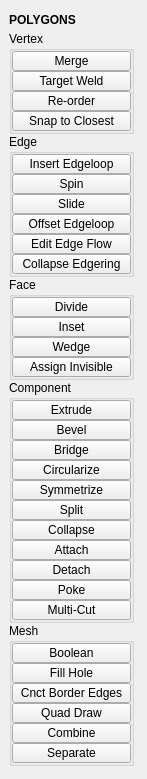
This is tentacle/ui/polygons.ui in m3trik/tentacle as Qt 5 draws it before an edit. The edited form follows.
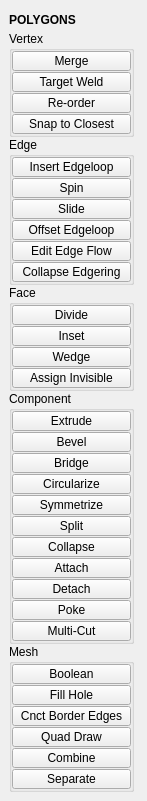
This is the edited form. Custom widgets are drawn as their Qt base class.

The edit to the form file:
```diff
--- a/tentacle/ui/polygons.ui
+++ b/tentacle/ui/polygons.ui
@@ -96,7 +96,7 @@
         </property>
         <layout class="QVBoxLayout" name="verticalLayout_5">
          <property name="spacing">
-          <number>0</number>
+          <number>1</number>
          </property>
          <property name="leftMargin">
           <number>0</number>
@@ -299,7 +299,7 @@
         </property>
         <layout class="QVBoxLayout" name="verticalLayout_7">
          <property name="spacing">
-          <number>0</number>
+          <number>1</number>
          </property>
          <property name="leftMargin">
           <number>0</number>
@@ -764,7 +764,7 @@
         </property>
         <layout class="QVBoxLayout" name="verticalLayout_6">
          <property name="spacing">
-          <number>0</number>
+          <number>1</number>
          </property>
          <property name="leftMargin">
           <number>0</number>
@@ -998,7 +998,7 @@
         </property>
         <layout class="QVBoxLayout" name="verticalLayout_4">
          <property name="spacing">
-          <number>0</number>
+          <number>1</number>
          </property>
          <property name="leftMargin">
           <number>0</number>
@@ -1541,7 +1541,7 @@
         </property>
         <layout class="QVBoxLayout" name="verticalLayout_3">
          <property name="spacing">
-          <number>0</number>
+          <number>1</number>
          </property>
          <property name="leftMargin">
           <number>0</number>
```
Left out of the diff: 2 changed lines with no effect on the pictures.
